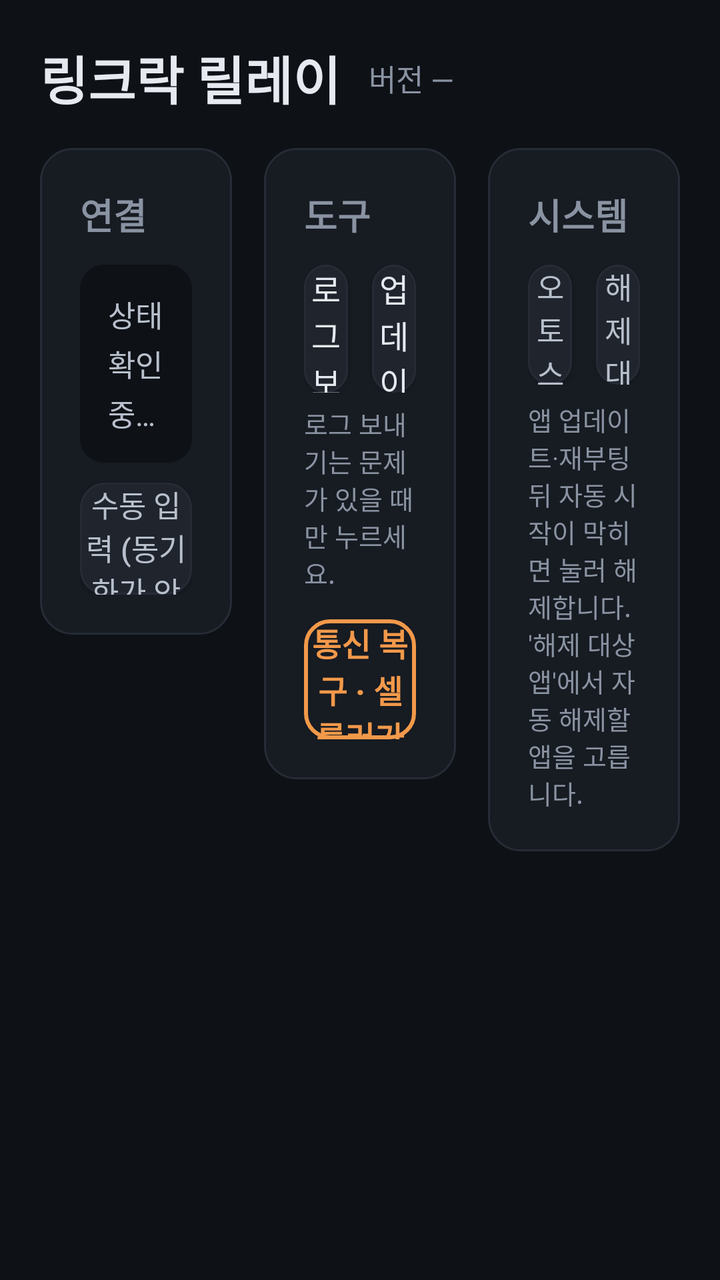
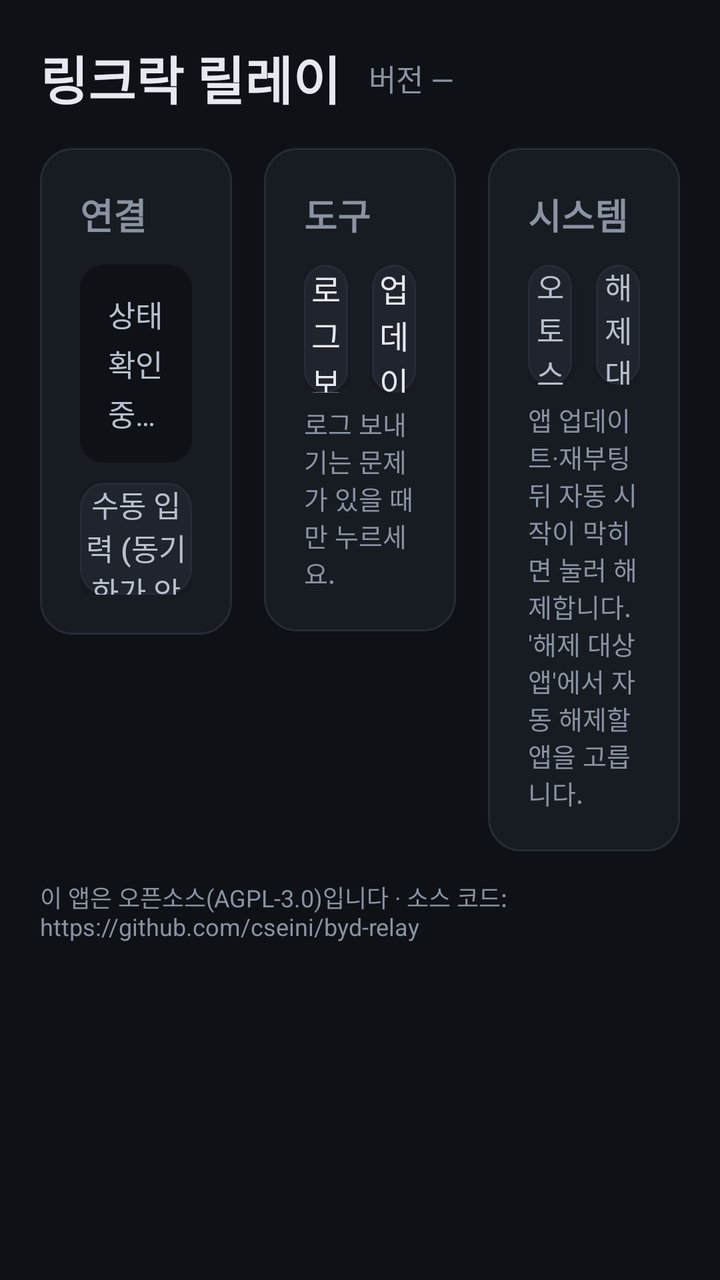

Screens rendered from an Android XML layout before and after an edit, with the pre-edit source and the edit as a unified diff.
<!-- AndroidManifest.xml: application theme AppTheme -->
<!-- res/layout/activity_main.xml -->
<?xml version="1.0" encoding="utf-8"?>
<ScrollView xmlns:android="http://schemas.android.com/apk/res/android"
    android:layout_width="match_parent"
    android:layout_height="match_parent"
    android:background="#0E1116"
    android:fillViewport="true">

    <LinearLayout
        android:layout_width="match_parent"
        android:layout_height="wrap_content"
        android:orientation="vertical"
        android:padding="20dp">

        <LinearLayout
            android:layout_width="match_parent"
            android:layout_height="wrap_content"
            android:orientation="horizontal"
            android:gravity="center_vertical"
            android:layout_marginBottom="16dp">
            <TextView
                android:layout_width="wrap_content"
                android:layout_height="wrap_content"
                android:text="링크락 릴레이"
                android:textSize="26sp"
                android:textStyle="bold"
                android:textColor="#E6EAF0" />
            <TextView
                android:id="@+id/versionTextView"
                android:layout_width="wrap_content"
                android:layout_height="wrap_content"
                android:layout_marginStart="14dp"
                android:text="버전 —"
                android:textSize="15sp"
                android:textColor="#8A93A2" />
        </LinearLayout>

        <LinearLayout
            android:layout_width="match_parent"
            android:layout_height="wrap_content"
            android:orientation="horizontal"
            android:baselineAligned="false">

            
            <LinearLayout
                android:layout_width="0dp"
                android:layout_weight="1"
                android:layout_height="wrap_content"
                android:orientation="vertical"
                android:background="@drawable/bg_card"
                android:padding="20dp"
                android:layout_marginEnd="8dp">
                <TextView android:layout_width="match_parent" android:layout_height="wrap_content" android:text="연결" android:textSize="18sp" android:textStyle="bold" android:textColor="#8A93A2" android:layout_marginBottom="12dp" />
                <TextView
                    android:id="@+id/statusTextView"
                    android:layout_width="match_parent"
                    android:layout_height="wrap_content"
                    android:text="상태 확인 중…"
                    android:textSize="15sp"
                    android:textColor="#B8C0CC"
                    android:lineSpacingExtra="3dp"
                    android:padding="14dp"
                    android:background="@drawable/bg_panel" />
                
                <Button android:id="@+id/qrButton" android:layout_width="match_parent" android:layout_height="64dp" android:layout_marginTop="12dp"
                    android:text="폰과 동기화 (QR)" android:textSize="18sp" android:textStyle="bold" android:textColor="#0E1116" android:textAllCaps="false"
                    android:background="@drawable/bg_btn_primary" android:visibility="gone" />
                <ImageView android:id="@+id/webQrImageView" android:layout_width="200dp" android:layout_height="200dp" android:layout_gravity="center"
                    android:visibility="gone" android:background="#FFFFFF" android:padding="8dp" android:contentDescription="웹 리모컨 QR" />
                <TextView android:id="@+id/webUrlView" android:layout_width="match_parent" android:layout_height="wrap_content" android:visibility="gone" />
                <Button android:id="@+id/relayButton" android:layout_width="match_parent" android:layout_height="56dp" android:layout_marginTop="10dp"
                    android:text="수동 입력 (동기화가 안 될 때만)" android:textSize="15sp" android:textColor="#B8C0CC" android:textAllCaps="false"
                    android:background="@drawable/bg_btn" />
            </LinearLayout>

            
            <LinearLayout
                android:layout_width="0dp"
                android:layout_weight="1"
                android:layout_height="wrap_content"
                android:orientation="vertical"
                android:layout_marginStart="8dp"
                android:layout_marginEnd="8dp">
                <LinearLayout
                    android:id="@+id/sentrySection"
                    android:layout_width="match_parent"
                    android:layout_height="wrap_content"
                    android:orientation="vertical"
                    android:background="@drawable/bg_card"
                    android:padding="20dp"
                    android:layout_marginBottom="16dp"
                    android:visibility="gone">
                    <TextView android:layout_width="match_parent" android:layout_height="wrap_content" android:text="센트리" android:textSize="18sp" android:textStyle="bold" android:textColor="#8A93A2" android:layout_marginBottom="12dp" />
                    <Button android:id="@+id/sentryViewButton" android:layout_width="match_parent" android:layout_height="72dp"
                        android:text="녹화 보기" android:textSize="20sp" android:textStyle="bold" android:textColor="#0E1116" android:textAllCaps="false"
                        android:background="@drawable/bg_btn_primary" />
                </LinearLayout>

                <LinearLayout
                    android:layout_width="match_parent"
                    android:layout_height="wrap_content"
                    android:orientation="vertical"
                    android:background="@drawable/bg_card"
                    android:padding="20dp">
                    <TextView android:layout_width="match_parent" android:layout_height="wrap_content" android:text="도구" android:textSize="18sp" android:textStyle="bold" android:textColor="#8A93A2" android:layout_marginBottom="12dp" />
                    <LinearLayout android:layout_width="match_parent" android:layout_height="wrap_content" android:orientation="horizontal">
                        <Button android:id="@+id/sendLogButton" android:layout_width="0dp" android:layout_weight="1" android:layout_height="64dp" android:layout_marginEnd="6dp"
                            android:text="로그 보내기" android:textSize="16sp" android:textColor="#E6EAF0" android:textAllCaps="false" android:background="@drawable/bg_btn" />
                        <Button android:id="@+id/updateButton" android:layout_width="0dp" android:layout_weight="1" android:layout_height="64dp" android:layout_marginStart="6dp"
                            android:text="업데이트 확인" android:textSize="16sp" android:textColor="#E6EAF0" android:textAllCaps="false" android:background="@drawable/bg_btn" />
                    </LinearLayout>
                    <TextView android:layout_width="match_parent" android:layout_height="wrap_content" android:text="로그 보내기는 문제가 있을 때만 누르세요." android:textSize="13sp" android:textColor="#8A93A2" android:layout_marginTop="6dp" />
                    <Button android:id="@+id/netRecoverButton" android:layout_width="match_parent" android:layout_height="60dp" android:layout_marginTop="14dp"
                        android:text="통신 복구 · 셀룰러가 안 될 때만" android:textSize="16sp" android:textStyle="bold" android:textColor="#F2994A" android:textAllCaps="false"
                        android:background="@drawable/bg_btn_warn" />
                </LinearLayout>
            </LinearLayout>

            
            <LinearLayout
                android:layout_width="0dp"
                android:layout_weight="1"
                android:layout_height="wrap_content"
                android:orientation="vertical"
                android:background="@drawable/bg_card"
                android:padding="20dp"
                android:layout_marginStart="8dp">
                <TextView android:layout_width="match_parent" android:layout_height="wrap_content" android:text="시스템" android:textSize="18sp" android:textStyle="bold" android:textColor="#8A93A2" android:layout_marginBottom="12dp" />
                <LinearLayout android:layout_width="match_parent" android:layout_height="wrap_content" android:orientation="horizontal">
                    <Button android:id="@+id/autostartButton" android:layout_width="0dp" android:layout_weight="1" android:layout_height="60dp" android:layout_marginEnd="6dp"
                        android:text="오토스타트 해제" android:textSize="15sp" android:textColor="#B8C0CC" android:textAllCaps="false" android:background="@drawable/bg_btn" />
                    <Button android:id="@+id/autostartTargetsButton" android:layout_width="0dp" android:layout_weight="1" android:layout_height="60dp" android:layout_marginStart="6dp"
                        android:text="해제 대상 앱" android:textSize="15sp" android:textColor="#B8C0CC" android:textAllCaps="false" android:background="@drawable/bg_btn" />
                </LinearLayout>
                <TextView android:layout_width="match_parent" android:layout_height="wrap_content" android:text="앱 업데이트·재부팅 뒤 자동 시작이 막히면 눌러 해제합니다. '해제 대상 앱'에서 자동 해제할 앱을 고릅니다." android:textSize="13sp" android:textColor="#8A93A2" android:layout_marginTop="8dp" />

                <LinearLayout
                    android:id="@+id/seatSection"
                    android:layout_width="match_parent"
                    android:layout_height="wrap_content"
                    android:orientation="vertical"
                    android:visibility="gone">
                    <View android:layout_width="match_parent" android:layout_height="1dp" android:background="#262C36" android:layout_marginTop="16dp" android:layout_marginBottom="14dp" />
                    <TextView android:layout_width="match_parent" android:layout_height="wrap_content" android:text="시험 기능 (운영자판)" android:textSize="15sp" android:textStyle="bold" android:textColor="#8A93A2" android:layout_marginBottom="8dp" />
                    <CheckBox
                        android:id="@+id/seatCheck"
                        android:layout_width="match_parent"
                        android:layout_height="wrap_content"
                        android:minHeight="56dp"
                        android:background="@drawable/bg_btn"
                        android:buttonTint="#2BC4D8"
                        android:paddingStart="8dp"
                        android:text="뒷좌석 착좌 보기 (체크하면 팝업)"
                        android:textSize="16sp"
                        android:textColor="#E6EAF0" />
                </LinearLayout>
            </LinearLayout>
        </LinearLayout>
    </LinearLayout>
</ScrollView>
<!-- resources referenced by this layout -->
<resources>
  <!-- drawable bg_btn (drawable) -->
  <?xml version="1.0" encoding="utf-8"?>
  <selector xmlns:android="http://schemas.android.com/apk/res/android">
      <item android:state_pressed="true">
          <shape android:shape="rectangle"><solid android:color="#2A303A" /><stroke android:width="1dp" android:color="#3A4250" /><corners android:radius="12dp" /></shape>
      </item>
      <item>
          <shape android:shape="rectangle"><solid android:color="#1F242D" /><stroke android:width="1dp" android:color="#262C36" /><corners android:radius="12dp" /></shape>
      </item>
  </selector>
  <!-- drawable bg_btn_primary (drawable) -->
  <?xml version="1.0" encoding="utf-8"?>
  <selector xmlns:android="http://schemas.android.com/apk/res/android">
      <item android:state_pressed="true">
          <shape android:shape="rectangle"><solid android:color="#239FB0" /><corners android:radius="14dp" /></shape>
      </item>
      <item>
          <shape android:shape="rectangle"><solid android:color="#2BC4D8" /><corners android:radius="14dp" /></shape>
      </item>
  </selector>
  <!-- drawable bg_btn_warn (drawable) -->
  <?xml version="1.0" encoding="utf-8"?>
  <selector xmlns:android="http://schemas.android.com/apk/res/android">
      <item android:state_pressed="true">
          <shape android:shape="rectangle"><solid android:color="#3A1E14" /><stroke android:width="2dp" android:color="#F2994A" /><corners android:radius="12dp" /></shape>
      </item>
      <item>
          <shape android:shape="rectangle"><solid android:color="#00000000" /><stroke android:width="2dp" android:color="#F2994A" /><corners android:radius="12dp" /></shape>
      </item>
  </selector>
  <!-- drawable bg_card (drawable) -->
  <?xml version="1.0" encoding="utf-8"?>
  <shape xmlns:android="http://schemas.android.com/apk/res/android" android:shape="rectangle">
      <solid android:color="#171B22" />
      <stroke android:width="1dp" android:color="#262C36" />
      <corners android:radius="16dp" />
  </shape>
  <!-- drawable bg_panel (drawable) -->
  <?xml version="1.0" encoding="utf-8"?>
  <shape xmlns:android="http://schemas.android.com/apk/res/android" android:shape="rectangle">
      <solid android:color="#0E1116" />
      <corners android:radius="12dp" />
  </shape>
  <style name="AppTheme" parent="Theme.AppCompat.Light">
          <item name="colorPrimary">#2196F3</item>
          <item name="colorPrimaryDark">#1976D2</item>
          <item name="colorAccent">#03DAC6</item>
      </style>
</resources>

<!-- the commit's change to res/layout/activity_main.xml (unified diff, before → after) -->
@@ -109,9 +109,6 @@
                             android:text="업데이트 확인" android:textSize="16sp" android:textColor="#E6EAF0" android:textAllCaps="false" android:background="@drawable/bg_btn" />
                     </LinearLayout>
                     <TextView android:layout_width="match_parent" android:layout_height="wrap_content" android:text="로그 보내기는 문제가 있을 때만 누르세요." android:textSize="13sp" android:textColor="#8A93A2" android:layout_marginTop="6dp" />
-                    <Button android:id="@+id/netRecoverButton" android:layout_width="match_parent" android:layout_height="60dp" android:layout_marginTop="14dp"
-                        android:text="통신 복구 · 셀룰러가 안 될 때만" android:textSize="16sp" android:textStyle="bold" android:textColor="#F2994A" android:textAllCaps="false"
-                        android:background="@drawable/bg_btn_warn" />
                 </LinearLayout>
             </LinearLayout>
 
@@ -133,27 +130,10 @@
                 </LinearLayout>
                 <TextView android:layout_width="match_parent" android:layout_height="wrap_content" android:text="앱 업데이트·재부팅 뒤 자동 시작이 막히면 눌러 해제합니다. '해제 대상 앱'에서 자동 해제할 앱을 고릅니다." android:textSize="13sp" android:textColor="#8A93A2" android:layout_marginTop="8dp" />
 
-                <LinearLayout
-                    android:id="@+id/seatSection"
-                    android:layout_width="match_parent"
-                    android:layout_height="wrap_content"
-                    android:orientation="vertical"
-                    android:visibility="gone">
-                    <View android:layout_width="match_parent" android:layout_height="1dp" android:background="#262C36" android:layout_marginTop="16dp" android:layout_marginBottom="14dp" />
-                    <TextView android:layout_width="match_parent" android:layout_height="wrap_content" android:text="시험 기능 (운영자판)" android:textSize="15sp" android:textStyle="bold" android:textColor="#8A93A2" android:layout_marginBottom="8dp" />
-                    <CheckBox
-                        android:id="@+id/seatCheck"
-                        android:layout_width="match_parent"
-                        android:layout_height="wrap_content"
-                        android:minHeight="56dp"
-                        android:background="@drawable/bg_btn"
-                        android:buttonTint="#2BC4D8"
-                        android:paddingStart="8dp"
-                        android:text="뒷좌석 착좌 보기 (체크하면 팝업)"
-                        android:textSize="16sp"
-                        android:textColor="#E6EAF0" />
-                </LinearLayout>
             </LinearLayout>
         </LinearLayout>
+        
+        <TextView android:layout_width="match_parent" android:layout_height="wrap_content" android:layout_marginTop="14dp"
+            android:text="이 앱은 오픈소스(AGPL-3.0)입니다 · 소스 코드: https://github.com/cseini/byd-relay" android:textSize="12sp" android:textColor="#8A93A2" android:textIsSelectable="true" />
     </LinearLayout>
 </ScrollView>
<!-- resource entries referenced after the edit -->
@@ -20,16 +20,6 @@
           <shape android:shape="rectangle"><solid android:color="#2BC4D8" /><corners android:radius="14dp" /></shape>
       </item>
   </selector>
-  <!-- drawable bg_btn_warn (drawable) -->
-  <?xml version="1.0" encoding="utf-8"?>
-  <selector xmlns:android="http://schemas.android.com/apk/res/android">
-      <item android:state_pressed="true">
-          <shape android:shape="rectangle"><solid android:color="#3A1E14" /><stroke android:width="2dp" android:color="#F2994A" /><corners android:radius="12dp" /></shape>
-      </item>
-      <item>
-          <shape android:shape="rectangle"><solid android:color="#00000000" /><stroke android:width="2dp" android:color="#F2994A" /><corners android:radius="12dp" /></shape>
-      </item>
-  </selector>
   <!-- drawable bg_card (drawable) -->
   <?xml version="1.0" encoding="utf-8"?>
   <shape xmlns:android="http://schemas.android.com/apk/res/android" android:shape="rectangle">
